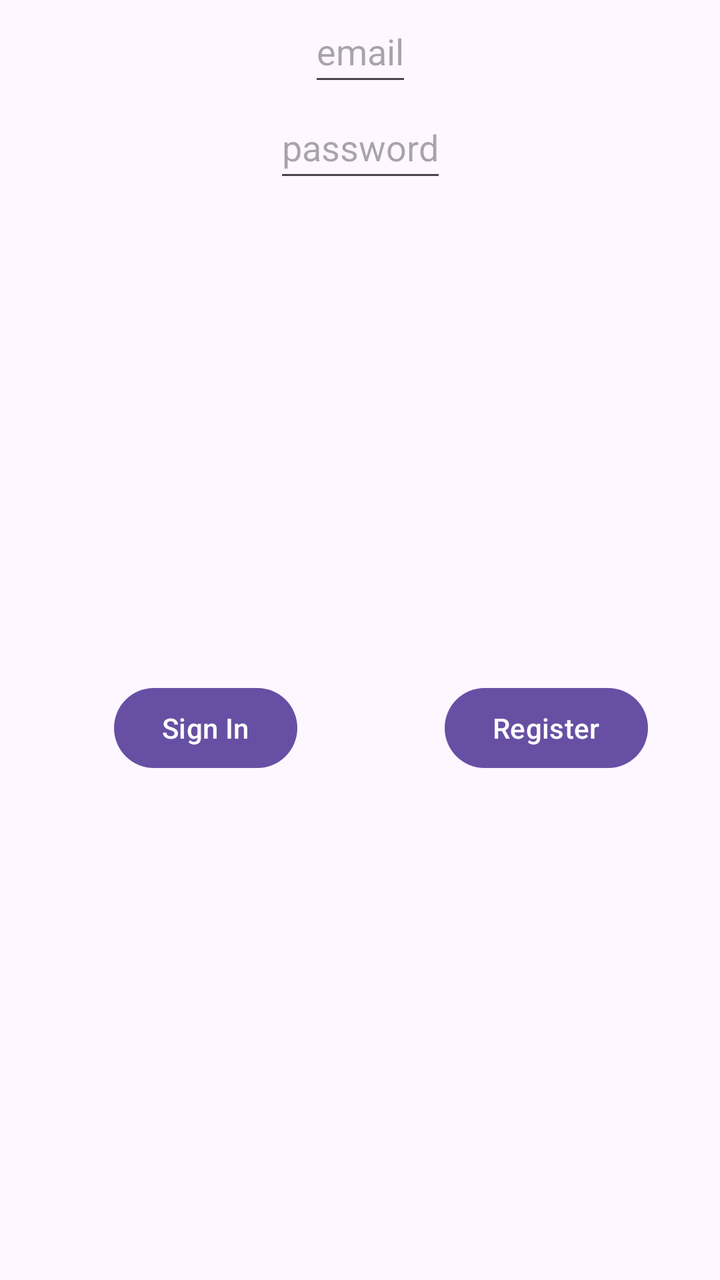
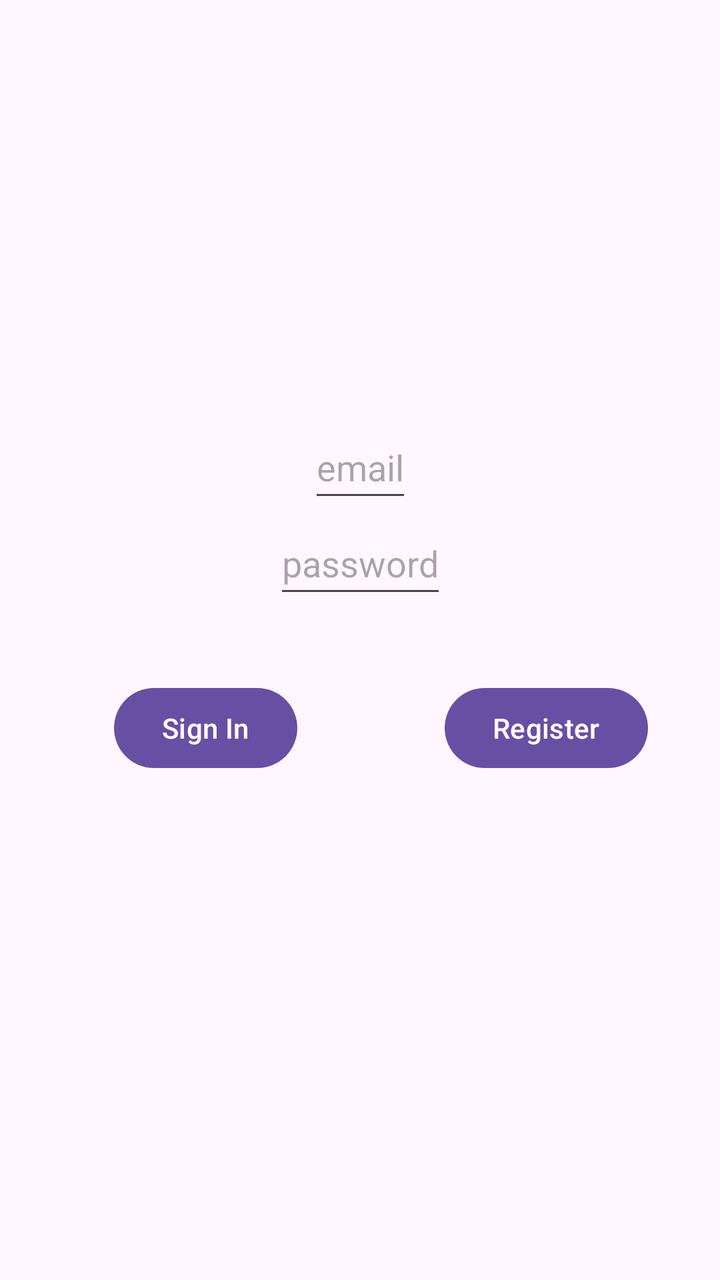

Two renders of the same Android screen: before a commit and after it. Below are the layout's source before the change and the commit's diff.
<!-- AndroidManifest.xml: application theme Theme.Projectgroup32 -->
<!-- res/layout/activity_main.xml -->
<?xml version="1.0" encoding="utf-8"?>
<androidx.constraintlayout.widget.ConstraintLayout xmlns:android="http://schemas.android.com/apk/res/android"
    xmlns:app="http://schemas.android.com/apk/res-auto"
    xmlns:tools="http://schemas.android.com/tools"
    android:id="@+id/main"
    android:layout_width="match_parent"
    android:layout_height="match_parent"
    tools:context=".MainActivity">

    <EditText
        android:id="@+id/username"
        android:layout_width="wrap_content"
        android:layout_height="wrap_content"
        android:hint="email"
        android:inputType="textEmailAddress"
        android:minHeight="48dp"
        app:layout_constraintEnd_toEndOf="parent"
        app:layout_constraintStart_toStartOf="parent"
        app:layout_constraintTop_toBottomOf="0dp"
        tools:layout_editor_absoluteY="163dp" />

    <EditText
        android:id="@+id/user_password"
        android:layout_width="wrap_content"
        android:layout_height="wrap_content"
        android:hint="password"
        android:inputType="textPassword"
        android:minHeight="48dp"
        app:layout_constraintEnd_toEndOf="parent"
        app:layout_constraintStart_toStartOf="parent"
        app:layout_constraintTop_toBottomOf="@+id/username" />

    <Button
        android:id="@+id/signin"
        android:layout_width="wrap_content"
        android:layout_height="wrap_content"
        android:layout_marginStart="32dp"
        android:layout_marginTop="340dp"
        android:text="Sign In"
        app:layout_constraintEnd_toStartOf="@+id/register"
        app:layout_constraintHorizontal_bias="0.253"
        app:layout_constraintStart_toStartOf="parent"
        app:layout_constraintTop_toTopOf="parent" />

    <Button
        android:id="@+id/register"
        android:layout_width="wrap_content"
        android:layout_height="wrap_content"
        android:layout_marginTop="340dp"
        android:layout_marginEnd="36dp"
        android:text="Register"
        app:layout_constraintEnd_toEndOf="parent"
        app:layout_constraintTop_toTopOf="parent" />
</androidx.constraintlayout.widget.ConstraintLayout>
<!-- resources referenced by this layout -->
<resources>
  <style name="Theme.Projectgroup32" parent="Base.Theme.Projectgroup32" />
  <style name="Base.Theme.Projectgroup32" parent="Theme.Material3.DayNight.NoActionBar">
          
          
      </style>
</resources>

<!-- the commit's change to res/layout/activity_main.xml (unified diff, before → after) -->
@@ -11,13 +11,13 @@
         android:id="@+id/username"
         android:layout_width="wrap_content"
         android:layout_height="wrap_content"
+        android:layout_marginTop="208dp"
         android:hint="email"
         android:inputType="textEmailAddress"
         android:minHeight="48dp"
         app:layout_constraintEnd_toEndOf="parent"
         app:layout_constraintStart_toStartOf="parent"
-        app:layout_constraintTop_toBottomOf="0dp"
-        tools:layout_editor_absoluteY="163dp" />
+        app:layout_constraintTop_toTopOf="parent" />
 
     <EditText
         android:id="@+id/user_password"
